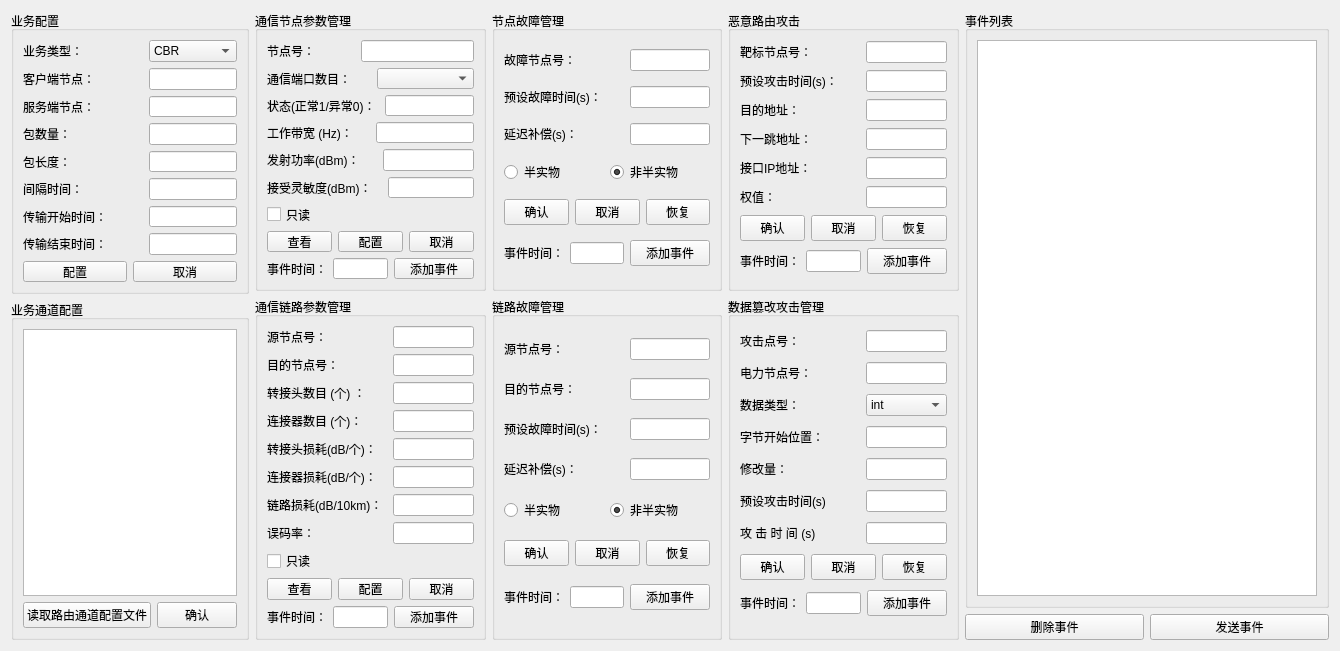
Old version of the form MtController/comm_param_settings.ui in the repository yacbo/Co-Simulation.
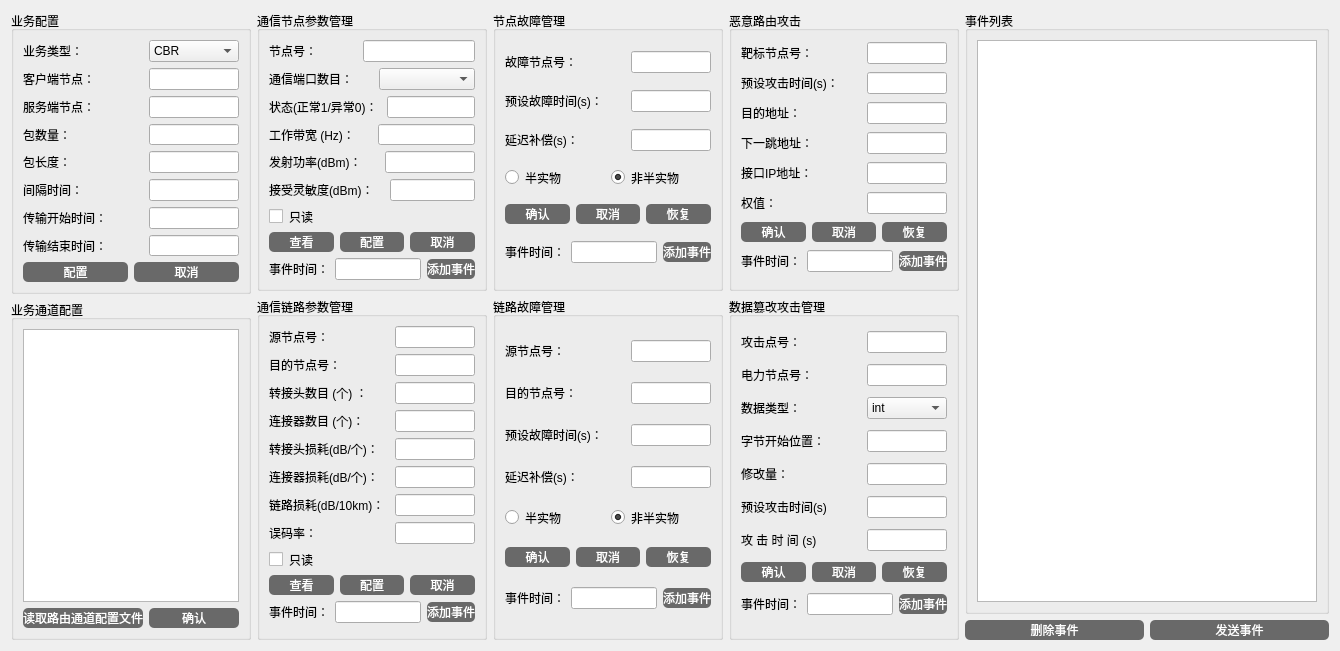
New version of the form. Icons and pictures are not drawn.

The edit to the form file:
```diff
--- a/MtController/comm_param_settings.ui
+++ b/MtController/comm_param_settings.ui
@@ -90,6 +90,9 @@
                 <height>0</height>
                </size>
               </property>
+              <property name="styleSheet">
+               <string notr="true">border:0px;</string>
+              </property>
               <property name="text">
                <string>服务端节点：  </string>
               </property>
@@ -110,6 +113,9 @@
                 <height>0</height>
                </size>
               </property>
+              <property name="styleSheet">
+               <string notr="true">border:0px;</string>
+              </property>
               <property name="text">
                <string>包数量：      </string>
               </property>
@@ -130,6 +136,9 @@
                 <height>0</height>
                </size>
               </property>
+              <property name="styleSheet">
+               <string notr="true">border:0px;</string>
+              </property>
               <property name="text">
                <string>包长度：      </string>
               </property>
@@ -150,6 +159,9 @@
                 <height>0</height>
                </size>
               </property>
+              <property name="styleSheet">
+               <string notr="true">border:0px;</string>
+              </property>
               <property name="text">
                <string>间隔时间：    </string>
               </property>
@@ -170,6 +182,9 @@
                 <height>0</height>
                </size>
               </property>
+              <property name="styleSheet">
+               <string notr="true">border:0px;</string>
+              </property>
               <property name="text">
                <string>传输开始时间：</string>
               </property>
@@ -190,6 +205,9 @@
                 <height>0</height>
                </size>
               </property>
+              <property name="styleSheet">
+               <string notr="true">border:0px;</string>
+              </property>
               <property name="text">
                <string>传输结束时间：</string>
               </property>
@@ -204,6 +222,9 @@
            <layout class="QHBoxLayout" name="horizontalLayout_38">
             <item>
              <widget class="QPushButton" name="pushButton_15">
+              <property name="styleSheet">
+               <string notr="true">QPushButton{border-radius:5px; background:#696969; color:white;min-height:20;}</string>
+              </property>
               <property name="text">
                <string>配置</string>
               </property>
@@ -211,6 +232,9 @@
             </item>
             <item>
              <widget class="QPushButton" name="pushButton_16">
+              <property name="styleSheet">
+               <string notr="true">QPushButton{border-radius:5px; background:#696969; color:white;min-height:20;}</string>
+              </property>
               <property name="text">
                <string>取消</string>
               </property>
@@ -240,6 +264,9 @@
            <layout class="QHBoxLayout" name="horizontalLayout_32">
             <item>
              <widget class="QPushButton" name="pushButton_13">
+              <property name="styleSheet">
+               <string notr="true">QPushButton{border-radius:5px; background:#696969; color:white;min-height:20;}</string>
+              </property>
               <property name="text">
                <string>读取路由通道配置文件</string>
               </property>
@@ -247,6 +274,9 @@
             </item>
             <item>
              <widget class="QPushButton" name="pushButton_14">
+              <property name="styleSheet">
+               <string notr="true">QPushButton{border-radius:5px; background:#696969; color:white;min-height:20;}</string>
+              </property>
               <property name="text">
                <string>确认</string>
               </property>
@@ -283,6 +313,9 @@
            <layout class="QHBoxLayout" name="horizontalLayout">
             <item>
              <widget class="QLabel" name="label">
+              <property name="styleSheet">
+               <string notr="true">border:0px;</string>
+              </property>
               <property name="text">
                <string>节点号：            </string>
               </property>
@@ -297,6 +330,9 @@
            <layout class="QHBoxLayout" name="horizontalLayout_2" stretch="1,6">
             <item>
              <widget class="QLabel" name="label_2">
+              <property name="styleSheet">
+               <string notr="true">border:0px;</string>
+              </property>
               <property name="text">
                <string>通信端口数目：      </string>
               </property>
@@ -311,6 +347,9 @@
            <layout class="QHBoxLayout" name="horizontalLayout_3">
             <item>
              <widget class="QLabel" name="label_3">
+              <property name="styleSheet">
+               <string notr="true">border:0px;</string>
+              </property>
               <property name="text">
                <string>状态(正常1/异常0)： </string>
               </property>
@@ -325,6 +364,9 @@
            <layout class="QHBoxLayout" name="horizontalLayout_4">
             <item>
              <widget class="QLabel" name="label_4">
+              <property name="styleSheet">
+               <string notr="true">border:0px;</string>
+              </property>
               <property name="text">
                <string>工作带宽 (Hz)：     </string>
               </property>
@@ -346,6 +388,9 @@
            <layout class="QHBoxLayout" name="horizontalLayout_5">
             <item>
              <widget class="QLabel" name="label_5">
+              <property name="styleSheet">
+               <string notr="true">border:0px;</string>
+              </property>
               <property name="text">
                <string>发射功率(dBm)：     </string>
               </property>
@@ -360,6 +405,9 @@
            <layout class="QHBoxLayout" name="horizontalLayout_6">
             <item>
              <widget class="QLabel" name="label_6">
+              <property name="styleSheet">
+               <string notr="true">border:0px;</string>
+              </property>
               <property name="text">
                <string>接受灵敏度(dBm)：   </string>
               </property>
@@ -372,6 +420,9 @@
           </item>
           <item>
            <widget class="QCheckBox" name="checkBox">
+            <property name="styleSheet">
+             <string notr="true">border:0px;</string>
+            </property>
             <property name="text">
              <string>只读</string>
             </property>
@@ -381,6 +432,9 @@
            <layout class="QHBoxLayout" name="horizontalLayout_7">
             <item>
              <widget class="QPushButton" name="pushButton">
+              <property name="styleSheet">
+               <string notr="true">QPushButton{border-radius:5px; background:#696969; color:white;min-height:20;}</string>
+              </property>
               <property name="text">
                <string>查看</string>
               </property>
@@ -388,6 +442,9 @@
             </item>
             <item>
              <widget class="QPushButton" name="pushButton_2">
+              <property name="styleSheet">
+               <string notr="true">QPushButton{border-radius:5px; background:#696969; color:white;min-height:20;}</string>
+              </property>
               <property name="text">
                <string>配置</string>
               </property>
@@ -395,6 +452,9 @@
             </item>
             <item>
              <widget class="QPushButton" name="pushButton_3">
+              <property name="styleSheet">
+               <string notr="true">QPushButton{border-radius:5px; background:#696969; color:white;min-height:20;}</string>
+              </property>
               <property name="text">
                <string>取消</string>
               </property>
@@ -406,6 +466,9 @@
            <layout class="QHBoxLayout" name="horizontalLayout_54">
             <item>
              <widget class="QLabel" name="label_26">
+              <property name="styleSheet">
+               <string notr="true">border:0px;</string>
+              </property>
               <property name="text">
                <string>事件时间：</string>
               </property>
@@ -416,6 +479,9 @@
             </item>
             <item>
              <widget class="QPushButton" name="pushButton_18">
+              <property name="styleSheet">
+               <string notr="true">QPushButton{border-radius:5px; background:#696969; color:white;min-height:20;}</string>
+              </property>
               <property name="text">
                <string>添加事件</string>
               </property>
@@ -448,6 +514,9 @@
                 <height>0</height>
                </size>
               </property>
+              <property name="styleSheet">
+               <string notr="true">border:0px;</string>
+              </property>
               <property name="text">
                <string>源节点号：         </string>
               </property>
@@ -468,6 +537,9 @@
                 <height>0</height>
                </size>
               </property>
+              <property name="styleSheet">
+               <string notr="true">border:0px;</string>
+              </property>
               <property name="text">
                <string>目的节点号：       </string>
               </property>
@@ -488,6 +560,9 @@
                 <height>0</height>
                </size>
               </property>
+              <property name="styleSheet">
+               <string notr="true">border:0px;</string>
+              </property>
               <property name="text">
                <string>转接头数目 (个) ： </string>
               </property>
@@ -508,6 +583,9 @@
                 <height>0</height>
                </size>
               </property>
+              <property name="styleSheet">
+               <string notr="true">border:0px;</string>
+              </property>
               <property name="text">
                <string>连接器数目 (个)：  </string>
               </property>
@@ -528,6 +606,9 @@
                 <height>0</height>
                </size>
               </property>
+              <property name="styleSheet">
+               <string notr="true">border:0px;</string>
+              </property>
               <property name="text">
                <string>转接头损耗(dB/个)：</string>
               </property>
@@ -548,6 +629,9 @@
                 <height>0</height>
                </size>
               </property>
+              <property name="styleSheet">
+               <string notr="true">border:0px;</string>
+              </property>
               <property name="text">
                <string>连接器损耗(dB/个)：</string>
               </property>
@@ -568,6 +652,9 @@
                 <height>0</height>
                </size>
               </property>
+              <property name="styleSheet">
+               <string notr="true">border:0px;</string>
+              </property>
               <property name="text">
                <string>链路损耗(dB/10km)：</string>
               </property>
@@ -588,6 +675,9 @@
                 <height>0</height>
                </size>
               </property>
+              <property name="styleSheet">
+               <string notr="true">border:0px;</string>
+              </property>
               <property name="text">
                <string>误码率：           </string>
               </property>
@@ -613,6 +703,9 @@
           </item>
           <item>
            <widget class="QCheckBox" name="checkBox_2">
+            <property name="styleSheet">
+             <string notr="true">border:0px;</string>
+            </property>
             <property name="text">
              <string>只读</string>
             </property>
@@ -622,6 +715,9 @@
            <layout class="QHBoxLayout" name="horizontalLayout_16">
             <item>
              <widget class="QPushButton" name="pushButton_4">
+              <property name="styleSheet">
+               <string notr="true">QPushButton{border-radius:5px; background:#696969; color:white;min-height:20;}</string>
+              </property>
               <property name="text">
                <string>查看</string>
               </property>
@@ -629,6 +725,9 @@
             </item>
             <item>
              <widget class="QPushButton" name="pushButton_5">
+              <property name="styleSheet">
+               <string notr="true">QPushButton{border-radius:5px; background:#696969; color:white;min-height:20;}</string>
+              </property>
               <property name="text">
                <string>配置</string>
               </property>
@@ -636,6 +735,9 @@
             </item>
             <item>
              <widget class="QPushButton" name="pushButton_6">
+              <property name="styleSheet">
+               <string notr="true">QPushButton{border-radius:5px; background:#696969; color:white;min-height:20;}</string>
+              </property>
               <property name="text">
                <string>取消</string>
               </property>
@@ -647,6 +749,9 @@
            <layout class="QHBoxLayout" name="horizontalLayout_55">
             <item>
              <widget class="QLabel" name="label_27">
+              <property name="styleSheet">
+               <string notr="true">border:0px;</string>
+              </property>
               <property name="text">
                <string>事件时间：</string>
               </property>
@@ -657,6 +762,9 @@
             </item>
             <item>
              <widget class="QPushButton" name="pushButton_25">
+              <property name="styleSheet">
+               <string notr="true">QPushButton{border-radius:5px; background:#696969; color:white;min-height:20;}</string>
+              </property>
               <property name="text">
                <string>添加事件</string>
               </property>
@@ -699,6 +807,9 @@
                 <height>0</height>
                </size>
               </property>
+              <property name="styleSheet">
+               <string notr="true">border:0px;</string>
+              </property>
               <property name="text">
                <string>故障节点号：     </string>
               </property>
@@ -719,6 +830,9 @@
                 <height>0</height>
                </size>
               </property>
+              <property name="styleSheet">
+               <string notr="true">border:0px;</string>
+              </property>
               <property name="text">
                <string>预设故障时间(s)：</string>
               </property>
@@ -739,6 +853,9 @@
                 <height>0</height>
                </size>
               </property>
+              <property name="styleSheet">
+               <string notr="true">border:0px;</string>
+              </property>
               <property name="text">
                <string>延迟补偿(s)：    </string>
               </property>
@@ -753,6 +870,9 @@
            <layout class="QHBoxLayout" name="horizontalLayout_51">
             <item>
              <widget class="QRadioButton" name="radioButton">
+              <property name="styleSheet">
+               <string notr="true">border:0px;</string>
+              </property>
               <property name="text">
                <string>半实物</string>
               </property>
@@ -760,6 +880,9 @@
             </item>
             <item>
              <widget class="QRadioButton" name="radioButton_2">
+              <property name="styleSheet">
+               <string notr="true">border:0px;</string>
+              </property>
               <property name="text">
                <string>非半实物</string>
               </property>
@@ -774,6 +897,9 @@
            <layout class="QHBoxLayout" name="horizontalLayout_20">
             <item>
              <widget class="QPushButton" name="pushButton_7">
+              <property name="styleSheet">
+               <string notr="true">QPushButton{border-radius:5px; background:#696969; color:white;min-height:20;}</string>
+              </property>
               <property name="text">
                <string>确认</string>
               </property>
@@ -781,6 +907,9 @@
             </item>
             <item>
              <widget class="QPushButton" name="pushButton_8">
+              <property name="styleSheet">
+               <string notr="true">QPushButton{border-radius:5px; background:#696969; color:white;min-height:20;}</string>
+              </property>
               <property name="text">
                <string>取消</string>
               </property>
@@ -788,6 +917,9 @@
             </item>
             <item>
              <widget class="QPushButton" name="pushButton_9">
+              <property name="styleSheet">
+               <string notr="true">QPushButton{border-radius:5px; background:#696969; color:white;min-height:20;}</string>
+              </property>
               <property name="text">
                <string>恢复</string>
               </property>
@@ -799,6 +931,9 @@
            <layout class="QHBoxLayout" name="horizontalLayout_56">
             <item>
              <widget class="QLabel" name="label_28">
+              <property name="styleSheet">
+               <string notr="true">border:0px;</string>
+              </property>
               <property name="text">
                <string>事件时间：</string>
               </property>
@@ -809,6 +944,9 @@
             </item>
             <item>
              <widget class="QPushButton" name="pushButton_26">
+              <property name="styleSheet">
+               <string notr="true">QPushButton{border-radius:5px; background:#696969; color:white;min-height:20;}</string>
+              </property>
               <property name="text">
                <string>添加事件</string>
               </property>
@@ -841,6 +979,9 @@
                 <height>0</height>
                </size>
               </property>
+              <property name="styleSheet">
+               <string notr="true">border:0px;</string>
+              </property>
               <property name="text">
                <string>源节点号：       </string>
               </property>
@@ -861,6 +1002,9 @@
                 <height>0</height>
                </size>
               </property>
+              <property name="styleSheet">
+               <string notr="true">border:0px;</string>
+              </property>
               <property name="text">
                <string>目的节点号：     </string>
               </property>
@@ -881,6 +1025,9 @@
                 <height>0</height>
                </size>
               </property>
+              <property name="styleSheet">
+               <string notr="true">border:0px;</string>
+              </property>
               <property name="text">
                <string>预设故障时间(s)：</string>
               </property>
@@ -901,6 +1048,9 @@
                 <height>0</height>
                </size>
               </property>
+              <property name="styleSheet">
+               <string notr="true">border:0px;</string>
+              </property>
               <property name="text">
                <string>延迟补偿(s)：    </string>
               </property>
@@ -915,6 +1065,9 @@
            <layout class="QHBoxLayout" name="horizontalLayout_52">
             <item>
              <widget class="QRadioButton" name="radioButton_3">
+              <property name="styleSheet">
+               <string notr="true">border:0px;</string>
+              </property>
               <property name="text">
                <string>半实物</string>
               </property>
@@ -922,6 +1075,9 @@
             </item>
             <item>
              <widget class="QRadioButton" name="radioButton_4">
+              <property name="styleSheet">
+               <string notr="true">border:0px;</string>
+              </property>
               <property name="text">
                <string>非半实物</string>
               </property>
@@ -936,6 +1092,9 @@
            <layout class="QHBoxLayout" name="horizontalLayout_25">
             <item>
              <widget class="QPushButton" name="pushButton_10">
+              <property name="styleSheet">
+               <string notr="true">QPushButton{border-radius:5px; background:#696969; color:white;min-height:20;}</string>
+              </property>
               <property name="text">
                <string>确认</string>
               </property>
@@ -943,6 +1102,9 @@
             </item>
             <item>
              <widget class="QPushButton" name="pushButton_11">
+              <property name="styleSheet">
+               <string notr="true">QPushButton{border-radius:5px; background:#696969; color:white;min-height:20;}</string>
+              </property>
               <property name="text">
                <string>取消</string>
               </property>
@@ -950,6 +1112,9 @@
             </item>
             <item>
              <widget class="QPushButton" name="pushButton_12">
+              <property name="styleSheet">
+               <string notr="true">QPushButton{border-radius:5px; background:#696969; color:white;min-height:20;}</string>
+              </property>
               <property name="text">
                <string>恢复</string>
               </property>
@@ -961,6 +1126,9 @@
            <layout class="QHBoxLayout" name="horizontalLayout_57">
             <item>
              <widget class="QLabel" name="label_29">
+              <property name="styleSheet">
+               <string notr="true">border:0px;</string>
+              </property>
               <property name="text">
                <string>事件时间：</string>
               </property>
@@ -971,6 +1139,9 @@
             </item>
             <item>
              <widget class="QPushButton" name="pushButton_27">
+              <property name="styleSheet">
+               <string notr="true">QPushButton{border-radius:5px; background:#696969; color:white;min-height:20;}</string>
+              </property>
               <property name="text">
                <string>添加事件</string>
               </property>
@@ -1013,6 +1184,9 @@
                 <height>0</height>
                </size>
               </property>
+              <property name="styleSheet">
+               <string notr="true">border:0px;</string>
+              </property>
               <property name="text">
                <string>靶标节点号：       </string>
               </property>
@@ -1033,6 +1207,9 @@
                 <height>0</height>
                </size>
               </property>
+              <property name="styleSheet">
+               <string notr="true">border:0px;</string>
+              </property>
               <property name="text">
                <string>预设攻击时间(s)：  </string>
               </property>
@@ -1053,6 +1230,9 @@
                 <height>0</height>
                </size>
               </property>
+              <property name="styleSheet">
+               <string notr="true">border:0px;</string>
+              </property>
               <property name="text">
                <string>目的地址：         </string>
               </property>
@@ -1073,6 +1253,9 @@
                 <height>0</height>
                </size>
               </property>
+              <property name="styleSheet">
+               <string notr="true">border:0px;</string>
+              </property>
               <property name="text">
                <string>下一跳地址：       </string>
               </property>
@@ -1093,6 +1276,9 @@
                 <height>0</height>
                </size>
               </property>
+              <property name="styleSheet">
+               <string notr="true">border:0px;</string>
+              </property>
               <property name="text">
                <string>接口IP地址：       </string>
               </property>
@@ -1113,6 +1299,9 @@
                 <height>0</height>
                </size>
               </property>
+              <property name="styleSheet">
+               <string notr="true">border:0px;</string>
+              </property>
               <property name="text">
                <string>权值：             </string>
               </property>
@@ -1127,6 +1316,9 @@
            <layout class="QHBoxLayout" name="horizontalLayout_49">
             <item>
              <widget class="QPushButton" name="pushButton_22">
+              <property name="styleSheet">
+               <string notr="true">QPushButton{border-radius:5px; background:#696969; color:white;min-height:20;}</string>
+              </property>
               <property name="text">
                <string>确认</string>
               </property>
@@ -1134,6 +1326,9 @@
             </item>
             <item>
              <widget class="QPushButton" name="pushButton_23">
+              <property name="styleSheet">
+               <string notr="true">QPushButton{border-radius:5px; background:#696969; color:white;min-height:20;}</string>
+              </property>
               <property name="text">
                <string>取消</string>
               </property>
@@ -1141,6 +1336,9 @@
             </item>
             <item>
              <widget class="QPushButton" name="pushButton_24">
+              <property name="styleSheet">
+               <string notr="true">QPushButton{border-radius:5px; background:#696969; color:white;min-height:20;}</string>
+              </property>
               <property name="text">
                <string>恢复</string>
               </property>
@@ -1152,6 +1350,9 @@
            <layout class="QHBoxLayout" name="horizontalLayout_58">
             <item>
              <widget class="QLabel" name="label_30">
+              <property name="styleSheet">
+               <string notr="true">border:0px;</string>
+              </property>
               <property name="text">
                <string>事件时间：</string>
               </property>
@@ -1162,6 +1363,9 @@
             </item>
             <item>
              <widget class="QPushButton" name="pushButton_28">
+              <property name="styleSheet">
+               <string notr="true">QPushButton{border-radius:5px; background:#696969; color:white;min-height:20;}</string>
+              </property>
               <property name="text">
                <string>添加事件</string>
               </property>
@@ -1194,6 +1398,9 @@
                 <height>0</height>
                </size>
               </property>
+              <property name="styleSheet">
+               <string notr="true">border:0px;</string>
+              </property>
               <property name="text">
                <string>攻击点号：     </string>
               </property>
@@ -1214,6 +1421,9 @@
                 <height>0</height>
                </size>
               </property>
+              <property name="styleSheet">
+               <string notr="true">border:0px;</string>
+              </property>
               <property name="text">
                <string>电力节点号：   </string>
               </property>
@@ -1234,6 +1444,9 @@
                 <height>0</height>
                </size>
               </property>
+              <property name="styleSheet">
+               <string notr="true">border:0px;</string>
+              </property>
               <property name="text">
                <string>数据类型：     </string>
               </property>
@@ -1275,6 +1488,9 @@
                 <height>0</height>
                </size>
               </property>
+              <property name="styleSheet">
+               <string notr="true">border:0px;</string>
+              </property>
               <property name="text">
                <string>字节开始位置： </string>
               </property>
@@ -1295,6 +1511,9 @@
                 <height>0</height>
                </size>
               </property>
+              <property name="styleSheet">
+               <string notr="true">border:0px;</string>
+              </property>
               <property name="text">
                <string>修改量：       </string>
               </property>
@@ -1315,6 +1534,9 @@
                 <height>0</height>
                </size>
               </property>
+              <property name="styleSheet">
+               <string notr="true">border:0px;</string>
+              </property>
               <property name="text">
                <string>预设攻击时间(s)</string>
               </property>
@@ -1335,6 +1557,9 @@
                 <height>0</height>
                </size>
               </property>
+              <property name="styleSheet">
+               <string notr="true">border:0px;</string>
+              </property>
               <property name="text">
                <string>攻 击 时 间 (s)</string>
               </property>
@@ -1349,6 +1574,9 @@
            <layout class="QHBoxLayout" name="horizontalLayout_42">
             <item>
              <widget class="QPushButton" name="pushButton_19">
+              <property name="styleSheet">
+               <string notr="true">QPushButton{border-radius:5px; background:#696969; color:white;min-height:20;}</string>
+              </property>
               <property name="text">
                <string>确认</string>
               </property>
@@ -1356,6 +1584,9 @@
             </item>
             <item>
              <widget class="QPushButton" name="pushButton_20">
+              <property name="styleSheet">
+               <string notr="true">QPushButton{border-radius:5px; background:#696969; color:white;min-height:20;}</string>
+              </property>
               <property name="text">
                <string>取消</string>
               </property>
@@ -1363,6 +1594,9 @@
             </item>
             <item>
              <widget class="QPushButton" name="pushButton_21">
+              <property name="styleSheet">
+               <string notr="true">QPushButton{border-radius:5px; background:#696969; color:white;min-height:20;}</string>
+              </property>
               <property name="text">
                <string>恢复</string>
               </property>
@@ -1374,6 +1608,9 @@
            <layout class="QHBoxLayout" name="horizontalLayout_59">
             <item>
              <widget class="QLabel" name="label_31">
+              <property name="styleSheet">
+               <string notr="true">border:0px;</string>
+              </property>
               <property name="text">
                <string>事件时间：</string>
               </property>
@@ -1384,6 +1621,9 @@
             </item>
             <item>
              <widget class="QPushButton" name="pushButton_29">
+              <property name="styleSheet">
+               <string notr="true">QPushButton{border-radius:5px; background:#696969; color:white;min-height:20;}</string>
+              </property>
               <property name="text">
                <string>添加事件</string>
               </property>
@@ -1433,6 +1673,9 @@
         <layout class="QHBoxLayout" name="horizontalLayout_53">
          <item>
           <widget class="QPushButton" name="pushButton_30">
+           <property name="styleSheet">
+            <string notr="true">QPushButton{border-radius:5px; background:#696969; color:white;min-height:20;}</string>
+           </property>
            <property name="text">
             <string>删除事件</string>
            </property>
@@ -1440,6 +1683,9 @@
          </item>
          <item>
           <widget class="QPushButton" name="pushButton_17">
+           <property name="styleSheet">
+            <string notr="true">QPushButton{border-radius:5px; background:#696969; color:white;min-height:20;}</string>
+           </property>
            <property name="text">
             <string>发送事件</string>
            </property>
```
Left out of the diff: 6 changed lines with no effect on the pictures.
